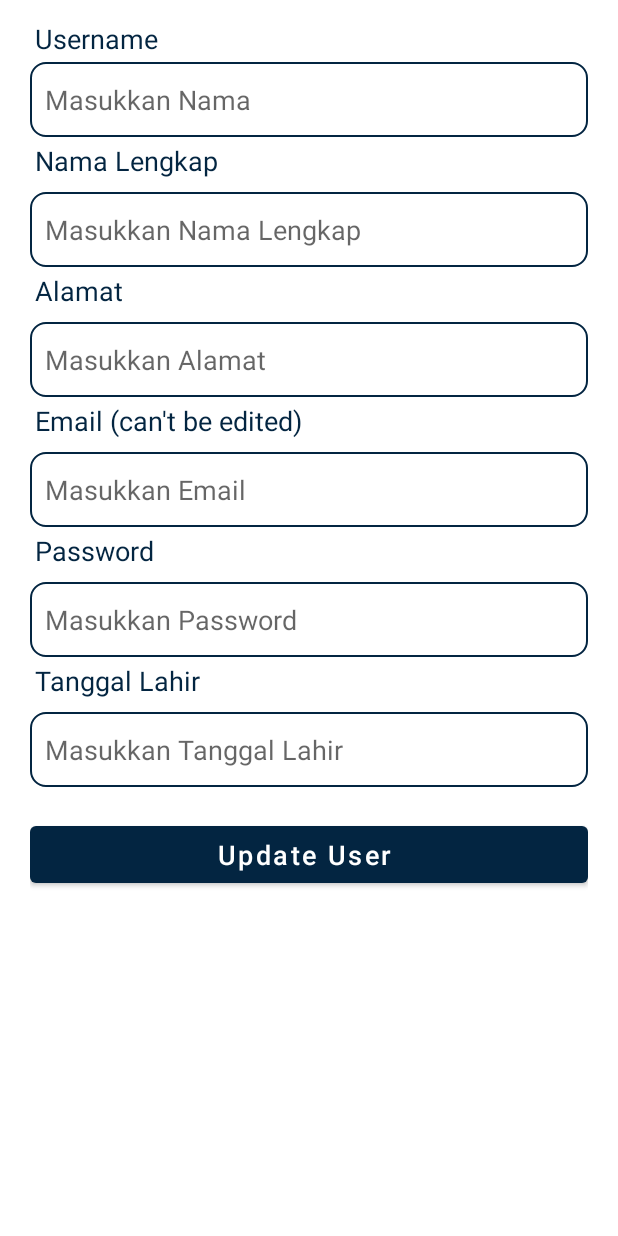
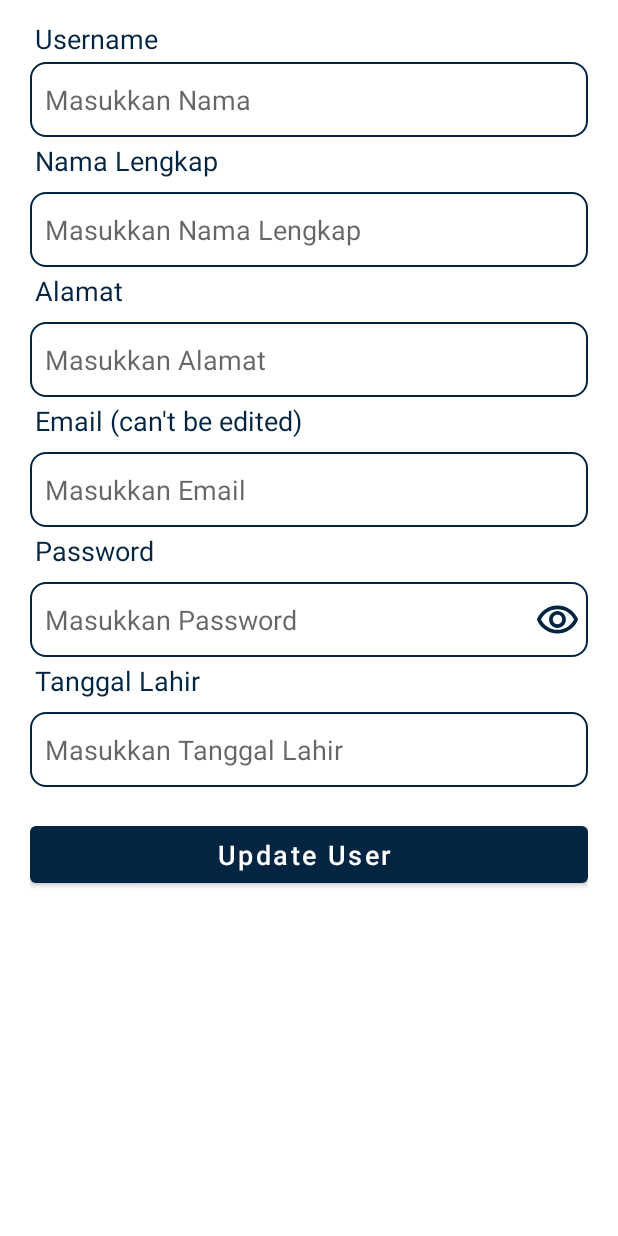
Before and after one commit to ikhwanma/MovieCatalog, an Android app: the ProfileFragment screen opened through its navigation route, on a phone screen of 412 x 824 dp. Run offline under Robolectric (Android 15) with nearby library versions, the phone set to English and light mode, and no system bars; 1 statement that could not run was skipped.

Commit message:
UI Update

```diff
--- a/app/build.gradle
+++ b/app/build.gradle
@@ -60,6 +60,5 @@ dependencies {
     kapt 'androidx.room:room-compiler:2.4.2'
 
     implementation 'jp.wasabeef:glide-transformations:4.3.0'
-    // If you want to use the GPU Filters
     implementation 'jp.co.cyberagent.android:gpuimage:2.1.0'
 }
--- a/app/src/main/java/ikhwan/binar/binarchallengelima/adapter/CastAdapter.kt
+++ b/app/src/main/java/ikhwan/binar/binarchallengelima/adapter/CastAdapter.kt
@@ -8,7 +8,6 @@ import androidx.recyclerview.widget.RecyclerView
 import com.bumptech.glide.Glide
 import ikhwan.binar.binarchallengelima.databinding.ItemCastBinding
 import ikhwan.binar.binarchallengelima.model.credit.Cast
-import ikhwan.binar.binarchallengelima.model.nowplaying.ResultNow
 
 class CastAdapter(val onItemClick: OnClickListener) : RecyclerView.Adapter<CastAdapter.ViewHolder>() {
     inner class ViewHolder(private val binding: ItemCastBinding):RecyclerView.ViewHolder(binding.root) {
--- a/app/src/main/java/ikhwan/binar/binarchallengelima/adapter/MovieAdapter.kt
+++ b/app/src/main/java/ikhwan/binar/binarchallengelima/adapter/MovieAdapter.kt
@@ -56,7 +56,7 @@ class MovieAdapter(val onItemClick: OnClickListener) : RecyclerView.Adapter<Movi
                         month = "Nov"
                     }
                     list[1] == "12" -> {
-                        month = "Des"
+                        month = "Dec"
                     }
                 }
                 val date = "$month $day, $year"
--- a/app/src/main/java/ikhwan/binar/binarchallengelima/adapter/MovieLinearAdapter.kt
+++ b/app/src/main/java/ikhwan/binar/binarchallengelima/adapter/MovieLinearAdapter.kt
@@ -57,7 +57,7 @@ class MovieLinearAdapter(val onItemClick: OnClickListener) :
                         month = "Nov"
                     }
                     list[1] == "12" -> {
-                        month = "Des"
+                        month = "Dec"
                     }
                 }
                 val date = "$month $day, $year"
--- a/app/src/main/java/ikhwan/binar/binarchallengelima/adapter/NowPlayingAdapter.kt
+++ b/app/src/main/java/ikhwan/binar/binarchallengelima/adapter/NowPlayingAdapter.kt
@@ -56,7 +56,7 @@ class NowPlayingAdapter(val onItemClick: OnClickListener): RecyclerView.Adapter<
                         month = "Nov"
                     }
                     list[1] == "12" -> {
-                        month = "Des"
+                        month = "Dec"
                     }
                 }
                 val date = "$month $day, $year"
--- a/app/src/main/java/ikhwan/binar/binarchallengelima/ui/dialogfragment/ShowImageDialogFragment.kt
+++ b/app/src/main/java/ikhwan/binar/binarchallengelima/ui/dialogfragment/ShowImageDialogFragment.kt
@@ -1,13 +1,11 @@
 package ikhwan.binar.binarchallengelima.ui.dialogfragment
 
 import android.os.Bundle
-import androidx.fragment.app.Fragment
 import android.view.LayoutInflater
 import android.view.View
 import android.view.ViewGroup
 import androidx.fragment.app.DialogFragment
 import com.bumptech.glide.Glide
-import ikhwan.binar.binarchallengelima.R
 import ikhwan.binar.binarchallengelima.databinding.FragmentShowImageDialogBinding
 
 
--- a/app/src/main/java/ikhwan/binar/binarchallengelima/ui/fragment/DetailFragment.kt
+++ b/app/src/main/java/ikhwan/binar/binarchallengelima/ui/fragment/DetailFragment.kt
@@ -34,7 +34,9 @@ class DetailFragment : Fragment() {
         savedInstanceState: Bundle?
     ): View {
         _binding = FragmentDetailBinding.inflate(inflater, container, false)
+
         (activity as AppCompatActivity?)!!.supportActionBar?.hide()
+
         return binding.root
     }
 
--- a/app/src/main/java/ikhwan/binar/binarchallengelima/ui/fragment/HomeFragment.kt
+++ b/app/src/main/java/ikhwan/binar/binarchallengelima/ui/fragment/HomeFragment.kt
@@ -39,6 +39,7 @@ class HomeFragment : Fragment() {
         savedInstanceState: Bundle?
     ): View {
         _binding = FragmentHomeBinding.inflate(inflater, container, false)
+
         sharedPreferences =
             requireActivity().getSharedPreferences(PREF_VIEW, Context.MODE_PRIVATE)
         userSharedPreferences = requireActivity().getSharedPreferences(LoginFragment.PREF_USER, Context.MODE_PRIVATE)
@@ -169,9 +170,6 @@ class HomeFragment : Fragment() {
         super.onCreateOptionsMenu(menu, inflater)
     }
 
-
-
-
     companion object{
         const val PREF_VIEW = "view_preference"
         const val CEK = "cek"
--- a/app/src/main/java/ikhwan/binar/binarchallengelima/ui/fragment/SplashFragment.kt
+++ b/app/src/main/java/ikhwan/binar/binarchallengelima/ui/fragment/SplashFragment.kt
@@ -10,7 +10,6 @@ import android.view.LayoutInflater
 import android.view.View
 import android.view.ViewGroup
 import androidx.appcompat.app.AppCompatActivity
-import androidx.appcompat.app.AppCompatDelegate
 import androidx.navigation.Navigation
 import ikhwan.binar.binarchallengelima.R
 import ikhwan.binar.binarchallengelima.databinding.FragmentSplashBinding
@@ -37,11 +36,11 @@ class SplashFragment : Fragment() {
             binding.imgLogo,
             PropertyValuesHolder.ofFloat("scaleX", 1.2f),
             PropertyValuesHolder.ofFloat("scaleY", 1.2f)
-        ).setDuration(2000).start()
+        ).setDuration(1500).start()
 
         Handler(Looper.getMainLooper()).postDelayed({
             Navigation.findNavController(view).navigate(R.id.action_splashFragment_to_loginFragment)
-        }, 3000)
+        }, 2000)
 
     }
 
--- a/app/src/main/res/layout/fragment_profile.xml
+++ b/app/src/main/res/layout/fragment_profile.xml
@@ -88,6 +88,11 @@
             android:textSize="18sp"
             android:text="@string/password" />
 
+
+        <RelativeLayout
+            android:layout_width="match_parent"
+            android:layout_height="wrap_content">
+
             <EditText
                 android:id="@+id/input_password"
                 style="@style/InputTextStyle"
@@ -95,6 +100,18 @@
                 android:inputType="textPassword"
                 android:layout_marginTop="5dp"
                 android:autofillHints="password" />
+
+            <ImageView
+                android:id="@+id/btn_view_pass"
+                android:layout_width="30dp"
+                android:layout_height="30dp"
+                android:layout_alignTop="@+id/input_password"
+                android:layout_alignEnd="@+id/input_password"
+                android:layout_alignBottom="@+id/input_password"
+                android:layout_marginEnd="5dp"
+                android:contentDescription="@string/see_password"
+                android:src="@drawable/ic_outline_remove_green_eye_24" />
+        </RelativeLayout>
 
         <TextView
             android:layout_margin="3dp"
--- a/app/src/main/res/values/colors.xml
+++ b/app/src/main/res/values/colors.xml
@@ -1,7 +1,6 @@
 <?xml version="1.0" encoding="utf-8"?>
 <resources>
     <color name="purple_200">#FFBB86FC</color>
-    <color name="purple_700">#FF3700B3</color>
     <color name="teal_200">#FF03DAC5</color>
     <color name="black">#FF000000</color>
     <color name="white">#FFFFFFFF</color>
--- a/app/src/main/res/values/strings.xml
+++ b/app/src/main/res/values/strings.xml
@@ -36,6 +36,4 @@
     <string name="password">Password</string>
     <string name="tanggal_lahir">Tanggal Lahir</string>
     <string name="registering_user_please_wait">Registering user, Please Wait …</string>
-    <!-- TODO: Remove or change this placeholder text -->
-    <string name="hello_blank_fragment">Hello blank fragment</string>
 </resources>
```
Also changed, not shown: app/src/main/java/ikhwan/binar/binarchallengelima/ui/fragment/LoginFragment.kt (+6 -5 lines), app/src/main/java/ikhwan/binar/binarchallengelima/ui/fragment/ProfileFragment.kt (+96 -21 lines), app/src/main/java/ikhwan/binar/binarchallengelima/ui/fragment/RegisterFragment.kt (+10 -11 lines). Lines whose indentation alone changed are shown as unchanged.
